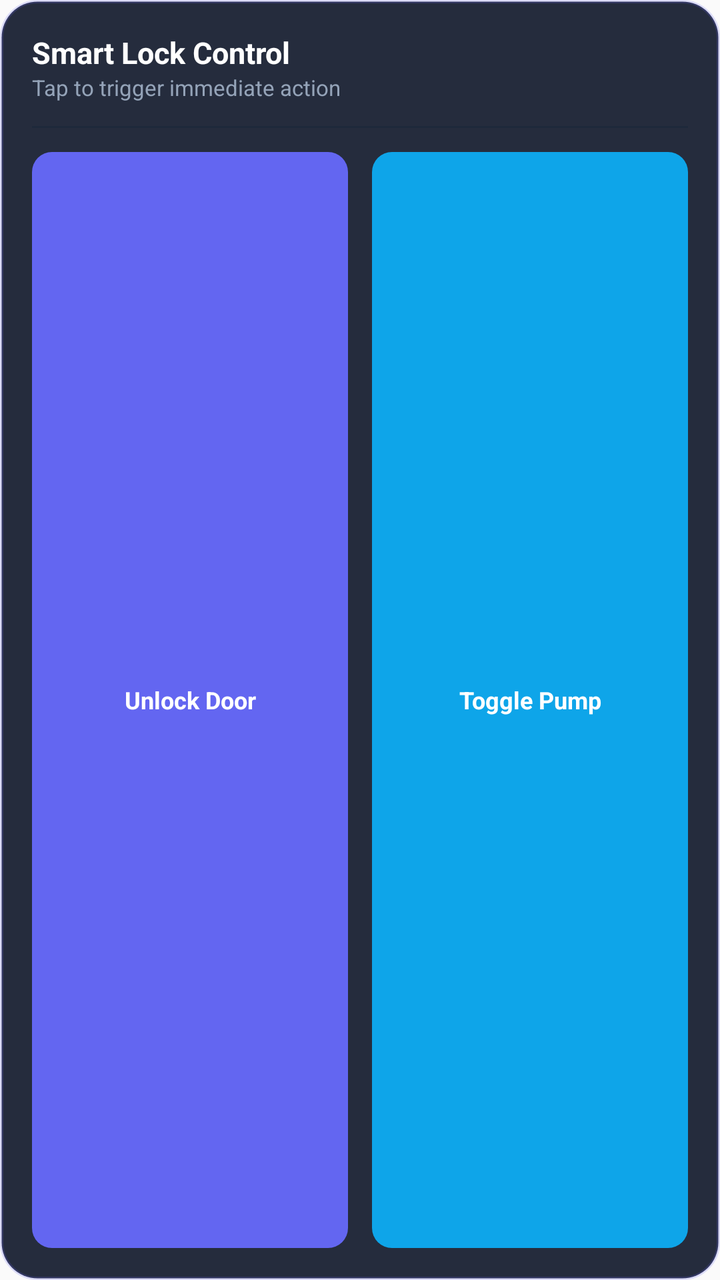
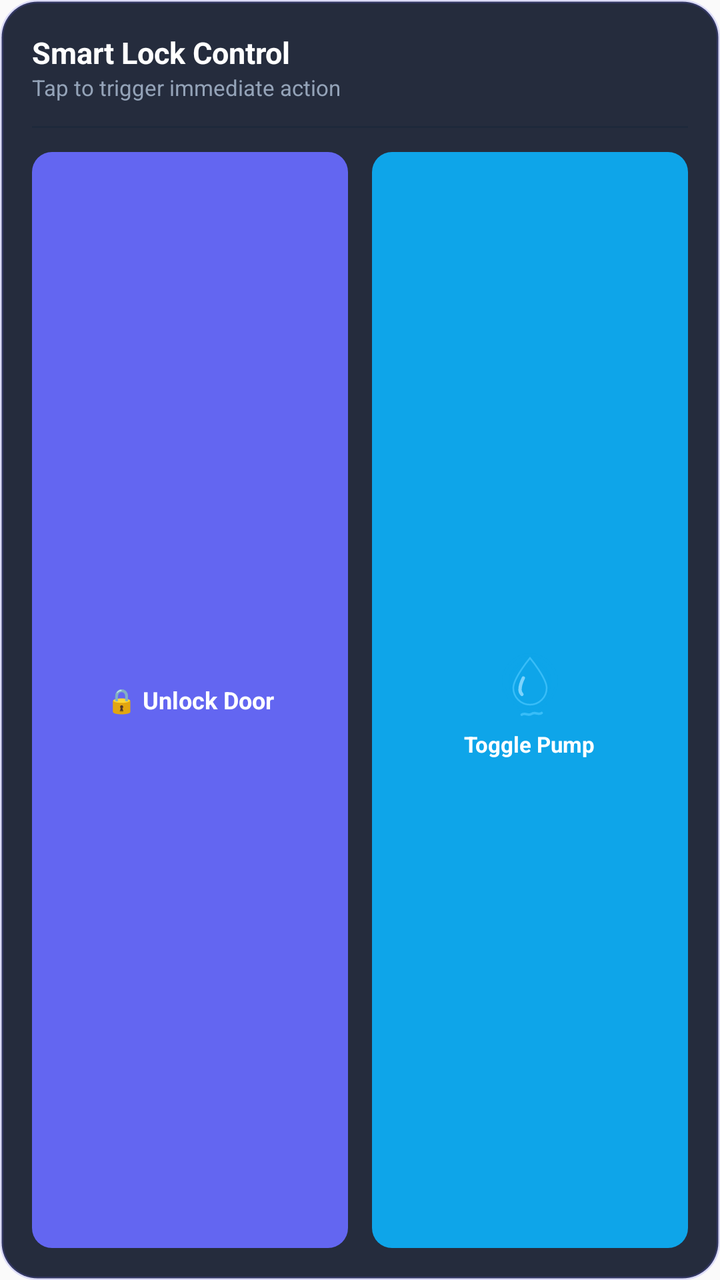

Compare the two renders of this Android layout. The source of the first and the diff that turns it into the second are given below.
<!-- AndroidManifest.xml: application theme AppTheme -->
<!-- res/layout/smart_lock_widget.xml -->
<?xml version="1.0" encoding="utf-8"?>
<LinearLayout xmlns:android="http://schemas.android.com/apk/res/android"
    android:layout_width="match_parent"
    android:layout_height="match_parent"
    android:orientation="vertical"
    android:padding="16dp"
    android:background="@drawable/widget_background">

    
    <LinearLayout
        android:layout_width="match_parent"
        android:layout_height="wrap_content"
        android:orientation="horizontal"
        android:gravity="center_vertical"
        android:layout_marginBottom="12dp">

        <LinearLayout
            android:layout_width="0dp"
            android:layout_height="wrap_content"
            android:layout_weight="1"
            android:orientation="vertical">

            <TextView
                android:layout_width="wrap_content"
                android:layout_height="wrap_content"
                android:text="Smart Lock Control"
                android:textColor="#FFFFFF"
                android:textSize="15sp"
                android:textStyle="bold" />

            <TextView
                android:layout_width="wrap_content"
                android:layout_height="wrap_content"
                android:text="Tap to trigger immediate action"
                android:textColor="#94A3B8"
                android:textSize="11sp" />
        </LinearLayout>
    </LinearLayout>

    
    <TextView
        android:layout_width="match_parent"
        android:layout_height="1dp"
        android:background="#1E293B"
        android:layout_marginBottom="12dp" />

    
    <LinearLayout
        android:layout_width="match_parent"
        android:layout_height="match_parent"
        android:orientation="horizontal"
        android:gravity="center">

        
        <TextView
            android:id="@+id/btn_widget_unlock"
            android:layout_width="0dp"
            android:layout_height="match_parent"
            android:layout_weight="1"
            android:layout_marginRight="6dp"
            android:background="@drawable/widget_button_unlock"
            android:gravity="center"
            android:text="Unlock Door"
            android:textColor="#FFFFFF"
            android:textSize="12sp"
            android:textStyle="bold"
            android:clickable="true"
            android:focusable="true" />

        
        <TextView
            android:id="@+id/btn_widget_pump"
            android:layout_width="0dp"
            android:layout_height="match_parent"
            android:layout_weight="1"
            android:layout_marginLeft="6dp"
            android:background="@drawable/widget_button_pump"
            android:gravity="center"
            android:text="Toggle Pump"
            android:textColor="#FFFFFF"
            android:textSize="12sp"
            android:textStyle="bold"
            android:clickable="true"
            android:focusable="true" />
    </LinearLayout>

</LinearLayout>
<!-- resources referenced by this layout -->
<resources>
  <!-- drawable widget_button_pump (drawable) -->
  <?xml version="1.0" encoding="utf-8"?>
  <shape xmlns:android="http://schemas.android.com/apk/res/android"
      android:shape="rectangle">
      <solid android:color="#FF0EA5E9" />
      <corners android:radius="10dp" />
  </shape>
  <!-- drawable widget_button_unlock (drawable) -->
  <?xml version="1.0" encoding="utf-8"?>
  <shape xmlns:android="http://schemas.android.com/apk/res/android"
      android:shape="rectangle">
      <solid android:color="#FF6366F1" />
      <corners android:radius="10dp" />
  </shape>
  <style name="AppTheme" parent="Theme.AppCompat.Light.DarkActionBar">
          
          <item name="colorPrimary">@color/colorPrimary</item>
          <item name="colorPrimaryDark">@color/colorPrimaryDark</item>
          <item name="colorAccent">@color/colorAccent</item>
      </style>
  <!-- unchanged entries left out for length: 1 -->
</resources>

<!-- the commit's change to res/layout/smart_lock_widget.xml (unified diff, before → after) -->
@@ -60,7 +60,7 @@
             android:layout_marginRight="6dp"
             android:background="@drawable/widget_button_unlock"
             android:gravity="center"
-            android:text="Unlock Door"
+            android:text="🔒 Unlock Door"
             android:textColor="#FFFFFF"
             android:textSize="12sp"
             android:textStyle="bold"
@@ -68,20 +68,40 @@
             android:focusable="true" />
 
         
-        <TextView
+        
+        <LinearLayout
             android:id="@+id/btn_widget_pump"
             android:layout_width="0dp"
             android:layout_height="match_parent"
             android:layout_weight="1"
             android:layout_marginLeft="6dp"
             android:background="@drawable/widget_button_pump"
+            android:orientation="vertical"
             android:gravity="center"
-            android:text="Toggle Pump"
-            android:textColor="#FFFFFF"
-            android:textSize="12sp"
-            android:textStyle="bold"
             android:clickable="true"
-            android:focusable="true" />
+            android:focusable="true">
+
+            
+            <ImageView
+                android:id="@+id/iv_pump_animation"
+                android:layout_width="40dp"
+                android:layout_height="40dp"
+                android:layout_marginBottom="4dp"
+                android:src="@drawable/ic_pump_animated"
+                android:scaleType="fitCenter"
+                android:contentDescription="Water pump animation" />
+
+            
+            <TextView
+                android:layout_width="wrap_content"
+                android:layout_height="wrap_content"
+                android:text="Toggle Pump"
+                android:textColor="#FFFFFF"
+                android:textSize="11sp"
+                android:textStyle="bold" />
+
+        </LinearLayout>
+
     </LinearLayout>
 
 </LinearLayout>
<!-- resource entries referenced after the edit -->
@@ -1,5 +1,39 @@
 <!-- resources referenced by this layout -->
 <resources>
+  <!-- drawable ic_pump_animated (drawable) -->
+  <?xml version="1.0" encoding="utf-8"?>
+  <animated-vector
+      xmlns:android="http://schemas.android.com/apk/res/android"
+      android:drawable="@drawable/ic_pump_drop">
+  
+      
+      <target
+          android:name="drop_body"
+          android:animation="@animator/pump_drop_bob" />
+  
+      <target
+          android:name="drop_shine"
+          android:animation="@animator/pump_drop_bob" />
+  
+      
+      <target
+          android:name="wave1"
+          android:animation="@animator/pump_wave_ripple" />
+  
+      <target
+          android:name="wave2"
+          android:animation="@animator/pump_wave_ripple" />
+  
+      
+      <target
+          android:name="ripple_outer"
+          android:animation="@animator/pump_ripple_expand" />
+  
+      <target
+          android:name="ripple_mid"
+          android:animation="@animator/pump_ripple_expand" />
+  
+  </animated-vector>
   <!-- drawable widget_button_pump (drawable) -->
   <?xml version="1.0" encoding="utf-8"?>
   <shape xmlns:android="http://schemas.android.com/apk/res/android"
@@ -20,6 +54,66 @@
           <item name="colorPrimaryDark">@color/colorPrimaryDark</item>
           <item name="colorAccent">@color/colorAccent</item>
       </style>
+  <!-- drawable ic_pump_drop (drawable) -->
+  <?xml version="1.0" encoding="utf-8"?>
+  <vector xmlns:android="http://schemas.android.com/apk/res/android"
+      android:width="48dp"
+      android:height="48dp"
+      android:viewportWidth="48"
+      android:viewportHeight="48">
+  
+      
+      <path
+          android:name="ripple_outer"
+          android:pathData="M24,8 C15.16,8 8,15.16 8,24 C8,32.84 15.16,40 24,40 C32.84,40 40,32.84 40,24 C40,15.16 32.84,8 24,8 Z"
+          android:strokeColor="#800EA5E9"
+          android:strokeWidth="1.5"
+          android:fillColor="#00000000" />
+  
+      
+      <path
+          android:name="ripple_mid"
+          android:pathData="M24,12 C17.37,12 12,17.37 12,24 C12,30.63 17.37,36 24,36 C30.63,36 36,30.63 36,24 C36,17.37 30.63,12 24,12 Z"
+          android:strokeColor="#B30EA5E9"
+          android:strokeWidth="1.5"
+          android:fillColor="#00000000" />
+  
+      
+      <path
+          android:name="drop_body"
+          android:pathData="M24,10 C24,10 14,22 14,28 C14,33.52 18.48,38 24,38 C29.52,38 34,33.52 34,28 C34,22 24,10 24,10 Z"
+          android:fillColor="#0EA5E9"
+          android:strokeColor="#38BDF8"
+          android:strokeWidth="1" />
+  
+      
+      <path
+          android:name="drop_shine"
+          android:pathData="M20,22 C20,22 18,26 18,29 C18,30.1 18.45,31.1 19.17,31.83"
+          android:strokeColor="#7DD3FC"
+          android:strokeWidth="2"
+          android:strokeLineCap="round"
+          android:fillColor="#00000000" />
+  
+      
+      <path
+          android:name="wave1"
+          android:pathData="M17,41 C19,39.5 21,42 23,40.5 C25,39 27,41.5 29,40"
+          android:strokeColor="#0EA5E9"
+          android:strokeWidth="1.5"
+          android:strokeLineCap="round"
+          android:fillColor="#00000000" />
+  
+      <path
+          android:name="wave2"
+          android:pathData="M19,44 C21,42.5 23,45 25,43.5 C27,42 29,44.5 31,43"
+          android:strokeColor="#38BDF8"
+          android:strokeWidth="1.5"
+          android:strokeLineCap="round"
+          android:fillColor="#00000000"
+          android:alpha="0.6" />
+  
+  </vector>
   <!-- unchanged entries left out for length: 1 -->
 </resources>
 
